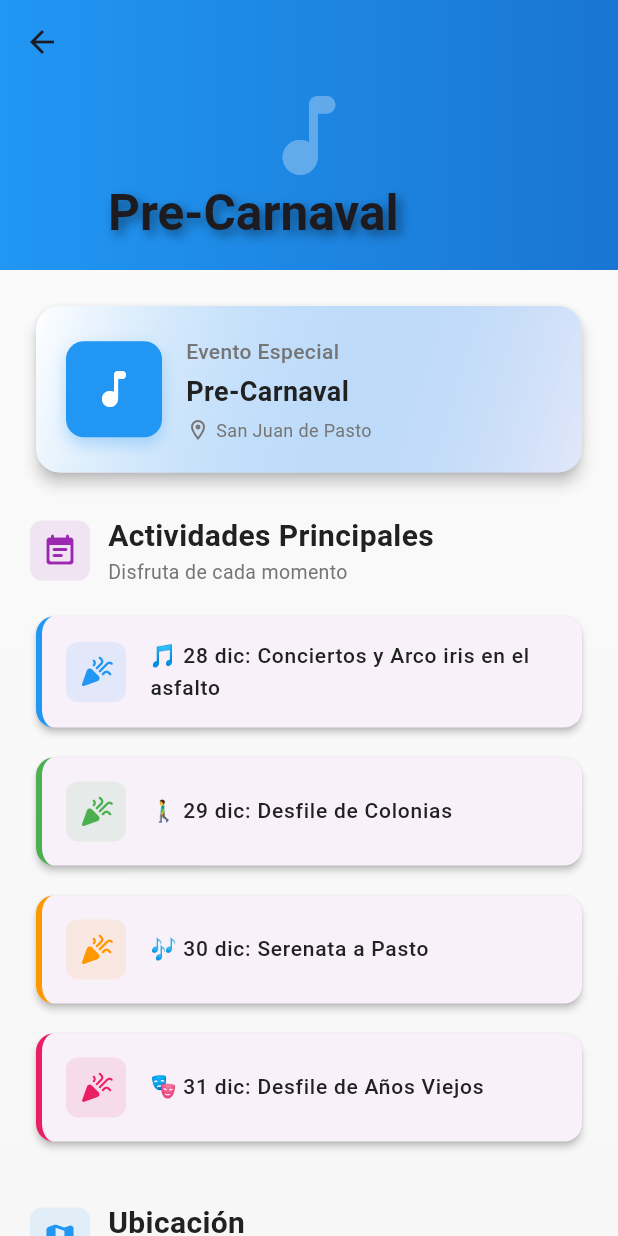
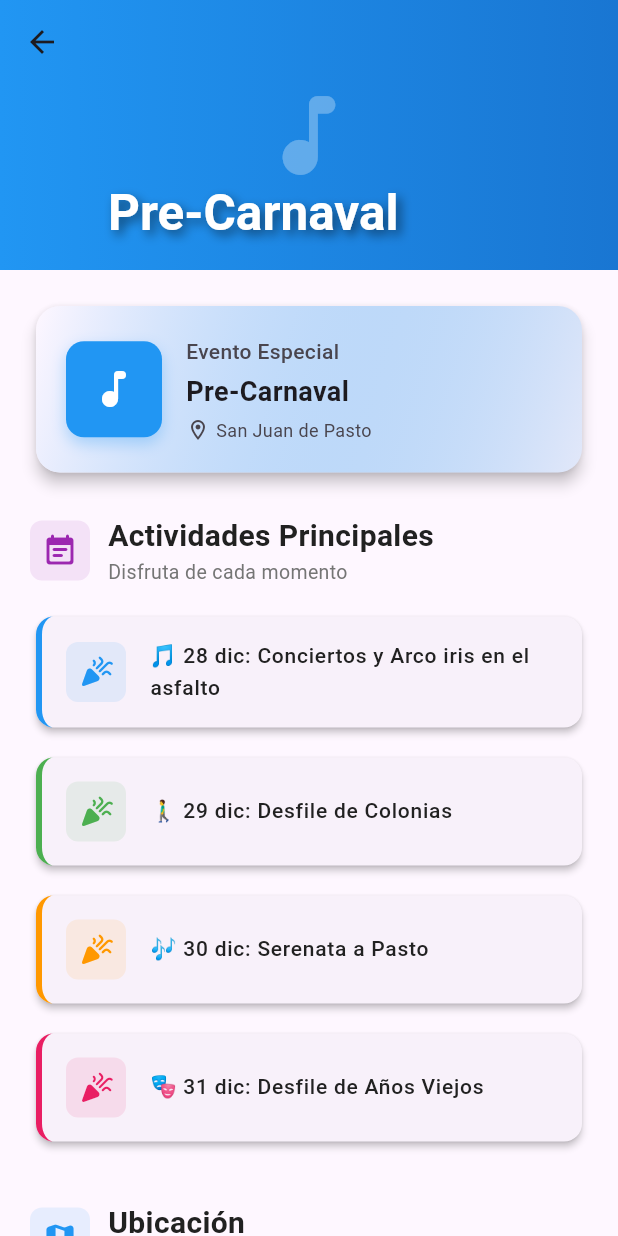
Before and after one commit to Danieltwelve/CarnavalApp, a Flutter app: the screen it shows once a user with an empty profile is signed in, after a tap on "Pre-Carnaval", on a phone screen of 412 x 824 dp. Run offline on Flutter 3.47's test engine with Material 3 defaults, Android fonts, the phone set to English and light mode, and no system bars; our stand-ins replace cloud_firestore, firebase_auth, firebase_core, shared_preferences; accounts and stored records are empty.

Commit message:
Solucion errores appbar e inicialización de temas de color

```diff
--- a/lib/features/auth/presentation/pages/home_page.dart
+++ b/lib/features/auth/presentation/pages/home_page.dart
@@ -3,6 +3,7 @@ import 'package:firebase_auth/firebase_auth.dart';
 import '../../../carnaval/presentation/pages/carnaval_home_page.dart';
 import '../../../user/domain/app_user.dart';
 import '../../../user/infrastructure/user_repository.dart';
+import '../../../../core/theme/theme_notifier.dart';
 
 /// Pantalla principal de la aplicación que sirve como punto de entrada.
 /// Muestra la página principal del Carnaval y permite cerrar sesión.
@@ -49,6 +50,11 @@ class _HomePageState extends State<HomePage> {
     }
   }
 
+  void _toggleTheme() {
+    // Simplemente llama al notificador global
+    themeNotifier.toggle();
+  }
+
   @override
   Widget build(BuildContext context) {
     if (_isLoading) {
@@ -62,21 +68,34 @@ class _HomePageState extends State<HomePage> {
     return Scaffold(
       // Barra superior con título y botón para cerrar sesión en Firebase
       appBar: AppBar(
-        title: Column(
-          crossAxisAlignment: CrossAxisAlignment.start,
-          children: [
-            const Text('Inicio'),
-            if (_currentUser != null)
-              Text(
-                _currentUser!.isAdmin ? 'Administrador' : 'Visitante',
-                style: const TextStyle(
-                  fontSize: 12,
-                  fontWeight: FontWeight.normal,
+        title: const Text('Inicio'),
+        // Subtítulo con el rol del usuario
+        bottom: _currentUser != null
+            ? PreferredSize(
+                preferredSize: const Size.fromHeight(24),
+                child: Container(
+                  alignment: Alignment.centerLeft,
+                  padding: const EdgeInsets.only(left: 16, bottom: 6),
+                  child: Text(
+                    _currentUser!.isAdmin ? 'Administrador' : 'Visitante',
+                    style: Theme.of(context).textTheme.labelSmall?.copyWith(
+                          color: Theme.of(context).colorScheme.onSurfaceVariant,
+                        ),
+                  ),
                 ),
-              ),
-          ],
-        ),
+              )
+            : null,
         actions: [
+          // Botón para cambiar tema
+          IconButton(
+            icon: Icon(
+              Theme.of(context).brightness == Brightness.dark
+                  ? Icons.light_mode
+                  : Icons.dark_mode,
+            ),
+            tooltip: 'Cambiar tema',
+            onPressed: _toggleTheme,
+          ),
           // Botón de cerrar sesión
           IconButton(
             icon: const Icon(Icons.logout),
@@ -100,8 +119,8 @@ class _HomePageState extends State<HomePage> {
                 vertical: 12,
               ),
               color: _currentUser!.isAdmin
-                  ? Colors.amber.shade100
-                  : Colors.blue.shade50,
+                  ? Theme.of(context).colorScheme.primaryContainer
+                  : Theme.of(context).colorScheme.secondaryContainer,
               child: Row(
                 children: [
                   Icon(
@@ -109,8 +128,8 @@ class _HomePageState extends State<HomePage> {
                         ? Icons.admin_panel_settings
                         : Icons.person,
                     color: _currentUser!.isAdmin
-                        ? Colors.amber.shade900
-                        : Colors.blue.shade900,
+                        ? Theme.of(context).colorScheme.onPrimaryContainer
+                        : Theme.of(context).colorScheme.onSecondaryContainer,
                   ),
                   const SizedBox(width: 12),
                   Expanded(
@@ -120,8 +139,8 @@ class _HomePageState extends State<HomePage> {
                           : 'Navegando como visitante',
                       style: TextStyle(
                         color: _currentUser!.isAdmin
-                            ? Colors.amber.shade900
-                            : Colors.blue.shade900,
+                            ? Theme.of(context).colorScheme.onPrimaryContainer
+                            : Theme.of(context).colorScheme.onSecondaryContainer,
                         fontWeight: FontWeight.w500,
                       ),
                     ),
--- a/lib/features/carnaval/presentation/pages/carnaval_home_page.dart
+++ b/lib/features/carnaval/presentation/pages/carnaval_home_page.dart
@@ -98,15 +98,16 @@ class CarnavalHomePage extends StatelessWidget {
               floating: false,
               pinned: true,
               flexibleSpace: FlexibleSpaceBar(
-                title: const Text(
+                title: Text(
                   'Carnaval 2026',
                   style: TextStyle(
                     fontWeight: FontWeight.bold,
+                    color: Theme.of(context).colorScheme.onPrimary,
                     shadows: [
                       Shadow(
                         blurRadius: 10.0,
-                        color: Colors.black45,
-                        offset: Offset(2, 2),
+                        color: Theme.of(context).shadowColor.withOpacity(0.5),
+                        offset: const Offset(2, 2),
                       ),
                     ],
                   ),
@@ -119,7 +120,7 @@ class CarnavalHomePage extends StatelessWidget {
                     child: Icon(
                       Icons.festival,
                       size: 80,
-                      color: Colors.white.withOpacity(0.3),
+                      color: Theme.of(context).colorScheme.onPrimary.withOpacity(0.3),
                     ),
                   ),
                 ),
@@ -141,8 +142,11 @@ class CarnavalHomePage extends StatelessWidget {
                       child: Container(
                         padding: const EdgeInsets.all(20),
                         decoration: BoxDecoration(
-                          gradient: const LinearGradient(
-                            colors: [Colors.white, Color(0xFFF8BBD0)],
+                          gradient: LinearGradient(
+                            colors: [
+                              Theme.of(context).colorScheme.surface,
+                              Theme.of(context).colorScheme.primaryContainer,
+                            ],
                             begin: Alignment.topLeft,
                             end: Alignment.bottomRight,
                           ),
@@ -156,14 +160,14 @@ class CarnavalHomePage extends StatelessWidget {
                                 color: CarnavalColors.morado,
                                 borderRadius: BorderRadius.circular(12),
                               ),
-                              child: const Icon(
+                              child: Icon(
                                 Icons.info_outline_rounded,
-                                color: Colors.white,
+                                color: Theme.of(context).colorScheme.onPrimary,
                                 size: 28,
                               ),
                             ),
                             const SizedBox(width: 16),
-                            const Expanded(
+                            Expanded(
                               child: Column(
                                 crossAxisAlignment: CrossAxisAlignment.start,
                                 children: [
@@ -172,15 +176,15 @@ class CarnavalHomePage extends StatelessWidget {
                                     style: TextStyle(
                                       fontSize: 16,
                                       fontWeight: FontWeight.bold,
-                                      color: CarnavalColors.textDark,
+                                      color: Theme.of(context).colorScheme.onSurface,
                                     ),
                                   ),
-                                  SizedBox(height: 4),
+                                  const SizedBox(height: 4),
                                   Text(
                                     'UNESCO • San Juan de Pasto, Colombia',
                                     style: TextStyle(
                                       fontSize: 13,
-                                      color: CarnavalColors.textLight,
+                                      color: Theme.of(context).colorScheme.onSurfaceVariant,
                                     ),
                                   ),
                                 ],
@@ -242,7 +246,7 @@ class CarnavalHomePage extends StatelessWidget {
       padding: const EdgeInsets.only(bottom: 16),
       child: Card(
         elevation: 6,
-        shadowColor: Colors.black26,
+        shadowColor: Theme.of(context).shadowColor.withOpacity(0.3),
         shape: RoundedRectangleBorder(
           borderRadius: BorderRadius.circular(20),
         ),
--- a/lib/features/carnaval/presentation/pages/day_detail_page.dart
+++ b/lib/features/carnaval/presentation/pages/day_detail_page.dart
@@ -31,13 +31,14 @@ class DayDetailPage extends StatelessWidget {
             flexibleSpace: FlexibleSpaceBar(
               title: Text(
                 title,
-                style: const TextStyle(
+                style: TextStyle(
                   fontWeight: FontWeight.bold,
+                  color: Theme.of(context).colorScheme.onPrimary,
                   shadows: [
                     Shadow(
                       blurRadius: 8.0,
-                      color: Colors.black45,
-                      offset: Offset(2, 2),
+                      color: Theme.of(context).shadowColor.withOpacity(0.5),
+                      offset: const Offset(2, 2),
                     ),
                   ],
                 ),
@@ -50,7 +51,7 @@ class DayDetailPage extends StatelessWidget {
                   child: Icon(
                     _getIconForTitle(title),
                     size: 70,
-                    color: Colors.white.withOpacity(0.3),
+                    color: Theme.of(context).colorScheme.onPrimary.withOpacity(0.3),
                   ),
                 ),
               ),
@@ -59,17 +60,6 @@ class DayDetailPage extends StatelessWidget {
 
           // Contenido principal
           SliverToBoxAdapter(
-            child: Container(
-              decoration: const BoxDecoration(
-                gradient: LinearGradient(
-                  colors: [
-                    Color(0xFFFAFAFA),
-                    Color(0xFFF5F5F5),
-                  ],
-                  begin: Alignment.topCenter,
-                  end: Alignment.bottomCenter,
-                ),
-              ),
             child: Padding(
               padding: const EdgeInsets.all(20),
               child: Column(
@@ -93,7 +83,6 @@ class DayDetailPage extends StatelessWidget {
               ),
             ),
           ),
-          ),
         ],
       ),
     );
@@ -111,7 +100,7 @@ class DayDetailPage extends StatelessWidget {
         decoration: BoxDecoration(
           gradient: LinearGradient(
             colors: [
-              Colors.white,
+              Theme.of(context).colorScheme.surface,
               _getAccentColorForTitle(title).withOpacity(0.1),
             ],
             begin: Alignment.topLeft,
@@ -136,7 +125,7 @@ class DayDetailPage extends StatelessWidget {
               ),
               child: Icon(
                 _getIconForTitle(title),
-                color: Colors.white,
+                color: Theme.of(context).colorScheme.onPrimary,
                 size: 32,
               ),
             ),
@@ -145,37 +134,37 @@ class DayDetailPage extends StatelessWidget {
               child: Column(
                 crossAxisAlignment: CrossAxisAlignment.start,
                 children: [
-                  const Text(
+                  Text(
                     'Evento Especial',
                     style: TextStyle(
                       fontSize: 14,
-                      color: CarnavalColors.textLight,
+                      color: Theme.of(context).colorScheme.onSurfaceVariant,
                       fontWeight: FontWeight.w500,
                     ),
                   ),
                   const SizedBox(height: 4),
                   Text(
                     title,
-                    style: const TextStyle(
+                    style: TextStyle(
                       fontSize: 18,
                       fontWeight: FontWeight.bold,
-                      color: CarnavalColors.textDark,
+                      color: Theme.of(context).colorScheme.onSurface,
                     ),
                   ),
                   const SizedBox(height: 4),
                   Row(
                     children: [
-                      const Icon(
+                      Icon(
                         Icons.location_on_outlined,
                         size: 16,
-                        color: CarnavalColors.textLight,
+                        color: Theme.of(context).colorScheme.onSurfaceVariant,
                       ),
                       const SizedBox(width: 4),
-                      const Text(
+                      Text(
                         'San Juan de Pasto',
                         style: TextStyle(
                           fontSize: 12,
-                          color: CarnavalColors.textLight,
+                          color: Theme.of(context).colorScheme.onSurfaceVariant,
                         ),
                       ),
                     ],
--- a/lib/widgets/auth_wrapper.dart
+++ b/lib/widgets/auth_wrapper.dart
@@ -30,10 +30,10 @@ class AuthWrapper extends StatelessWidget {
               child: Column(
                 mainAxisAlignment: MainAxisAlignment.center,
                 children: [
-                  const Icon(
+                  Icon(
                     Icons.error_outline,
                     size: 64,
-                    color: Colors.red,
+                    color: Theme.of(context).colorScheme.error,
                   ),
                   const SizedBox(height: 16),
                   Text(
@@ -61,7 +61,7 @@ class AuthWrapper extends StatelessWidget {
         }
 
         // Si hay usuario autenticado → HomePage
-        return const HomePage();
+        return HomePage();
       },
     );
   }
@@ -74,7 +74,6 @@ class WelcomePage extends StatelessWidget {
   @override
   Widget build(BuildContext context) {
     return Scaffold(
-      backgroundColor: const Color.fromARGB(255, 238, 238, 240),
       body: SafeArea(
         child: Padding(
           padding: const EdgeInsets.all(24.0),
@@ -99,13 +98,13 @@ class WelcomePage extends StatelessWidget {
                 const SizedBox(height: 32),
 
                 // Título de bienvenida
-                const Text(
+                Text(
                   "Bienvenido al\nCarnaval de Negros y Blancos",
                   textAlign: TextAlign.center,
                   style: TextStyle(
                     fontSize: 28,
                     fontWeight: FontWeight.bold,
-                    color: Color.fromARGB(255, 10, 10, 10),
+                    color: Theme.of(context).colorScheme.onSurface,
                     height: 1.2,
                   ),
                 ),
@@ -117,7 +116,7 @@ class WelcomePage extends StatelessWidget {
                   textAlign: TextAlign.center,
                   style: TextStyle(
                     fontSize: 16,
-                    color: Colors.grey[700],
+                    color: Theme.of(context).colorScheme.onSurfaceVariant,
                   ),
                 ),
                 const SizedBox(height: 48),
--- a/lib/widgets/map_widget.dart
+++ b/lib/widgets/map_widget.dart
@@ -15,20 +15,42 @@ class MapWidget extends StatelessWidget {
     return Container(
       padding: const EdgeInsets.all(12),
       decoration: BoxDecoration(
-        color: Colors.grey[200],
+        color: Theme.of(context).colorScheme.surfaceContainerHighest,
         borderRadius: BorderRadius.circular(8),
-        border: Border.all(color: Colors.grey.shade400),
+        border: Border.all(
+          color: Theme.of(context).colorScheme.outline,
+        ),
       ),
       child: Center(
         child: Column(
           mainAxisAlignment: MainAxisAlignment.center,
           children: [
-            Icon(Icons.map, size: 48, color: Colors.grey[700]),
+            Icon(
+              Icons.map,
+              size: 48,
+              color: Theme.of(context).colorScheme.onSurfaceVariant,
+            ),
             const SizedBox(height: 8),
-            Text('Mapa temporal', style: TextStyle(fontWeight: FontWeight.bold)),
-            Text('Lat: $latitude, Lng: $longitude'),
+            Text(
+              'Mapa temporal',
+              style: TextStyle(
+                fontWeight: FontWeight.bold,
+                color: Theme.of(context).colorScheme.onSurface,
+              ),
+            ),
+            Text(
+              'Lat: $latitude, Lng: $longitude',
+              style: TextStyle(
+                color: Theme.of(context).colorScheme.onSurfaceVariant,
+              ),
+            ),
             const SizedBox(height: 8),
-            Text('Mapa interactivo.'),
+            Text(
+              'Mapa interactivo.',
+              style: TextStyle(
+                color: Theme.of(context).colorScheme.onSurfaceVariant,
+              ),
+            ),
           ],
         ),
       ),
--- a/pubspec.yaml
+++ b/pubspec.yaml
@@ -41,6 +41,7 @@ dependencies:
   google_maps_flutter: ^2.6.0
   flutter_map:  ^7.0.2
   latlong2: ^0.9.0
+  shared_preferences: ^2.2.2
 
 dev_dependencies:
   flutter_test:
```
Also changed, not shown: lib/core/theme/app_theme.dart (added, +43 -0 lines), lib/core/theme/theme_notifier.dart (added, +44 -0 lines), lib/core/theme/theme_provider.dart (added, +53 -0 lines), pubspec.lock, 3 other files. Lines whose indentation alone changed are shown as unchanged.
